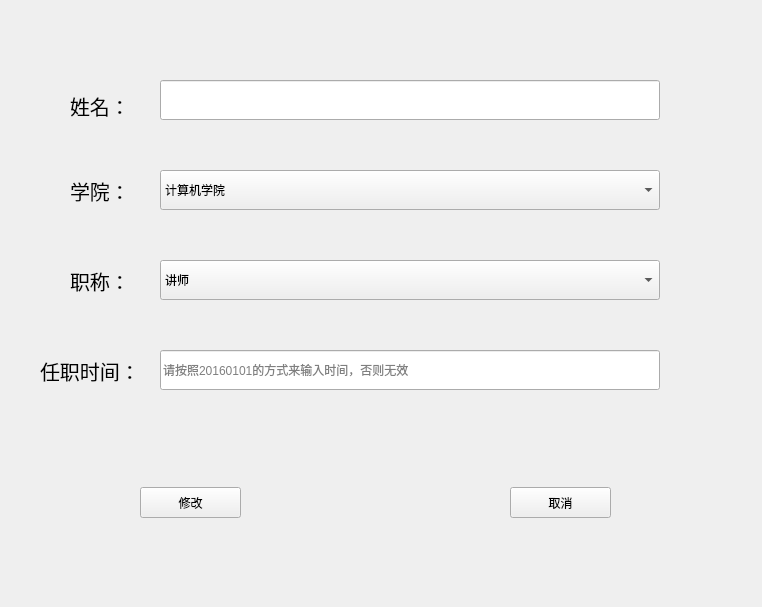
This is resources/ui/modifyTeacherDetaiInfolWindow.ui in holyswordZZQ/TPSES as Qt 5 draws it before an edit. The edited form follows.
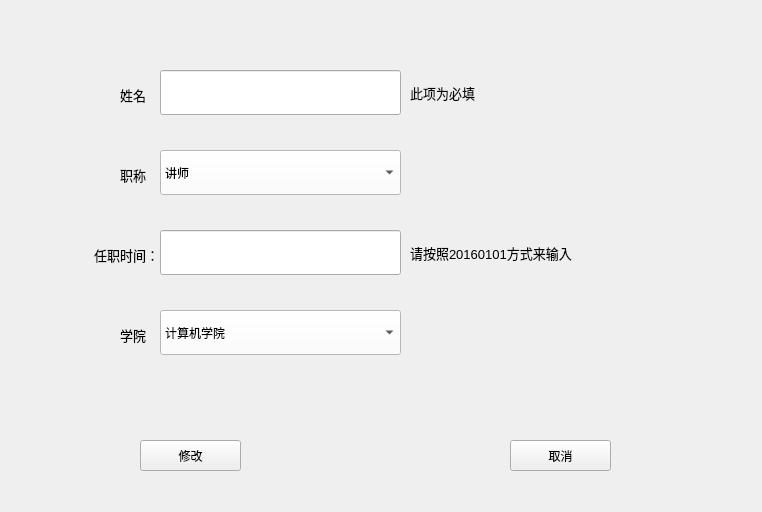
This is the edited form.

```diff
--- a/resources/ui/modifyTeacherDetaiInfolWindow.ui
+++ b/resources/ui/modifyTeacherDetaiInfolWindow.ui
@@ -7,115 +7,17 @@
     <x>0</x>
     <y>0</y>
     <width>762</width>
-    <height>607</height>
+    <height>512</height>
    </rect>
   </property>
   <property name="windowTitle">
    <string>修改信息</string>
   </property>
-  <widget class="QLabel" name="label">
-   <property name="geometry">
-    <rect>
-     <x>70</x>
-     <y>90</y>
-     <width>72</width>
-     <height>31</height>
-    </rect>
-   </property>
-   <property name="font">
-    <font>
-     <pointsize>15</pointsize>
-    </font>
-   </property>
-   <property name="text">
-    <string>姓名：</string>
-   </property>
-  </widget>
-  <widget class="QLabel" name="label_2">
-   <property name="geometry">
-    <rect>
-     <x>70</x>
-     <y>170</y>
-     <width>72</width>
-     <height>41</height>
-    </rect>
-   </property>
-   <property name="font">
-    <font>
-     <pointsize>15</pointsize>
-    </font>
-   </property>
-   <property name="text">
-    <string>学院：</string>
-   </property>
-  </widget>
-  <widget class="QLabel" name="label_3">
-   <property name="geometry">
-    <rect>
-     <x>70</x>
-     <y>260</y>
-     <width>111</width>
-     <height>41</height>
-    </rect>
-   </property>
-   <property name="font">
-    <font>
-     <pointsize>15</pointsize>
-    </font>
-   </property>
-   <property name="text">
-    <string>职称：</string>
-   </property>
-  </widget>
-  <widget class="QLabel" name="label_4">
-   <property name="geometry">
-    <rect>
-     <x>40</x>
-     <y>350</y>
-     <width>121</width>
-     <height>41</height>
-    </rect>
-   </property>
-   <property name="font">
-    <font>
-     <pointsize>15</pointsize>
-    </font>
-   </property>
-   <property name="text">
-    <string>任职时间：</string>
-   </property>
-  </widget>
-  <widget class="QLineEdit" name="nameEdit">
-   <property name="geometry">
-    <rect>
-     <x>160</x>
-     <y>80</y>
-     <width>500</width>
-     <height>40</height>
-    </rect>
-   </property>
-   <property name="text">
-    <string/>
-   </property>
-  </widget>
-  <widget class="QLineEdit" name="timeEdit">
-   <property name="geometry">
-    <rect>
-     <x>160</x>
-     <y>350</y>
-     <width>500</width>
-     <height>40</height>
-    </rect>
-   </property>
-   <property name="placeholderText">
-    <string>请按照20160101的方式来输入时间，否则无效</string>
-   </property>
-  </widget>
   <widget class="QPushButton" name="ensureButton">
    <property name="geometry">
     <rect>
      <x>140</x>
-     <y>487</y>
+     <y>440</y>
      <width>101</width>
      <height>31</height>
     </rect>
@@ -128,7 +30,7 @@
    <property name="geometry">
     <rect>
      <x>510</x>
-     <y>487</y>
+     <y>440</y>
      <width>101</width>
      <height>31</height>
     </rect>
@@ -137,15 +39,36 @@
     <string>取消</string>
    </property>
   </widget>
-  <widget class="QComboBox" name="collegeEdit">
+  <widget class="QLabel" name="label3">
+   <property name="geometry">
+    <rect>
+     <x>410</x>
+     <y>245</y>
+     <width>211</width>
+     <height>16</height>
+    </rect>
+   </property>
+   <property name="font">
+    <font>
+     <pointsize>10</pointsize>
+    </font>
+   </property>
+   <property name="text">
+    <string>请按照20160101方式来输入</string>
+   </property>
+  </widget>
+  <widget class="QComboBox" name="collegeBox">
    <property name="geometry">
     <rect>
      <x>160</x>
-     <y>170</y>
-     <width>500</width>
-     <height>40</height>
+     <y>310</y>
+     <width>241</width>
+     <height>45</height>
     </rect>
    </property>
+   <property name="styleSheet">
+    <string notr="true">background-color: rgb(255, 255, 255);</string>
+   </property>
    <item>
     <property name="text">
      <string>计算机学院</string>
@@ -162,14 +85,115 @@
     </property>
    </item>
   </widget>
-  <widget class="QComboBox" name="titleEdit">
+  <widget class="QLabel" name="label_2">
    <property name="geometry">
     <rect>
+     <x>120</x>
+     <y>80</y>
+     <width>31</width>
+     <height>30</height>
+    </rect>
+   </property>
+   <property name="font">
+    <font>
+     <pointsize>10</pointsize>
+    </font>
+   </property>
+   <property name="text">
+    <string>姓名：</string>
+   </property>
+  </widget>
+  <widget class="QLabel" name="label2">
+   <property name="geometry">
+    <rect>
+     <x>120</x>
+     <y>160</y>
+     <width>31</width>
+     <height>30</height>
+    </rect>
+   </property>
+   <property name="font">
+    <font>
+     <pointsize>10</pointsize>
+    </font>
+   </property>
+   <property name="text">
+    <string>职称：</string>
+   </property>
+  </widget>
+  <widget class="QLineEdit" name="timeEdit">
+   <property name="geometry">
+    <rect>
      <x>160</x>
-     <y>260</y>
-     <width>500</width>
-     <height>40</height>
+     <y>230</y>
+     <width>241</width>
+     <height>45</height>
     </rect>
+   </property>
+   <property name="placeholderText">
+    <string/>
+   </property>
+  </widget>
+  <widget class="QLabel" name="label_4">
+   <property name="geometry">
+    <rect>
+     <x>94</x>
+     <y>240</y>
+     <width>61</width>
+     <height>30</height>
+    </rect>
+   </property>
+   <property name="font">
+    <font>
+     <pointsize>10</pointsize>
+    </font>
+   </property>
+   <property name="text">
+    <string>任职时间：</string>
+   </property>
+  </widget>
+  <widget class="QLabel" name="label_5">
+   <property name="geometry">
+    <rect>
+     <x>120</x>
+     <y>320</y>
+     <width>31</width>
+     <height>30</height>
+    </rect>
+   </property>
+   <property name="font">
+    <font>
+     <pointsize>10</pointsize>
+    </font>
+   </property>
+   <property name="text">
+    <string>学院：</string>
+   </property>
+  </widget>
+  <widget class="QLineEdit" name="nameEdit">
+   <property name="geometry">
+    <rect>
+     <x>160</x>
+     <y>70</y>
+     <width>241</width>
+     <height>45</height>
+    </rect>
+   </property>
+   <property name="placeholderText">
+    <string/>
+   </property>
+  </widget>
+  <widget class="QComboBox" name="titleBox">
+   <property name="geometry">
+    <rect>
+     <x>160</x>
+     <y>150</y>
+     <width>241</width>
+     <height>45</height>
+    </rect>
+   </property>
+   <property name="styleSheet">
+    <string notr="true">background-color: rgb(255, 255, 255);</string>
    </property>
    <item>
     <property name="text">
@@ -192,6 +216,50 @@
     </property>
    </item>
   </widget>
+  <widget class="QLabel" name="label_7">
+   <property name="geometry">
+    <rect>
+     <x>410</x>
+     <y>80</y>
+     <width>211</width>
+     <height>25</height>
+    </rect>
+   </property>
+   <property name="font">
+    <font>
+     <pointsize>10</pointsize>
+    </font>
+   </property>
+   <property name="text">
+    <string>此项为必填</string>
+   </property>
+  </widget>
+  <widget class="QLabel" name="bgLabel">
+   <property name="geometry">
+    <rect>
+     <x>0</x>
+     <y>0</y>
+     <width>761</width>
+     <height>511</height>
+    </rect>
+   </property>
+   <property name="text">
+    <string/>
+   </property>
+  </widget>
+  <zorder>bgLabel</zorder>
+  <zorder>ensureButton</zorder>
+  <zorder>cancelButton</zorder>
+  <zorder>label3</zorder>
+  <zorder>collegeBox</zorder>
+  <zorder>label_2</zorder>
+  <zorder>label2</zorder>
+  <zorder>timeEdit</zorder>
+  <zorder>label_4</zorder>
+  <zorder>label_5</zorder>
+  <zorder>nameEdit</zorder>
+  <zorder>titleBox</zorder>
+  <zorder>label_7</zorder>
  </widget>
  <resources/>
  <connections/>
```
Left out of the diff: 10 changed lines with no effect on the pictures.
